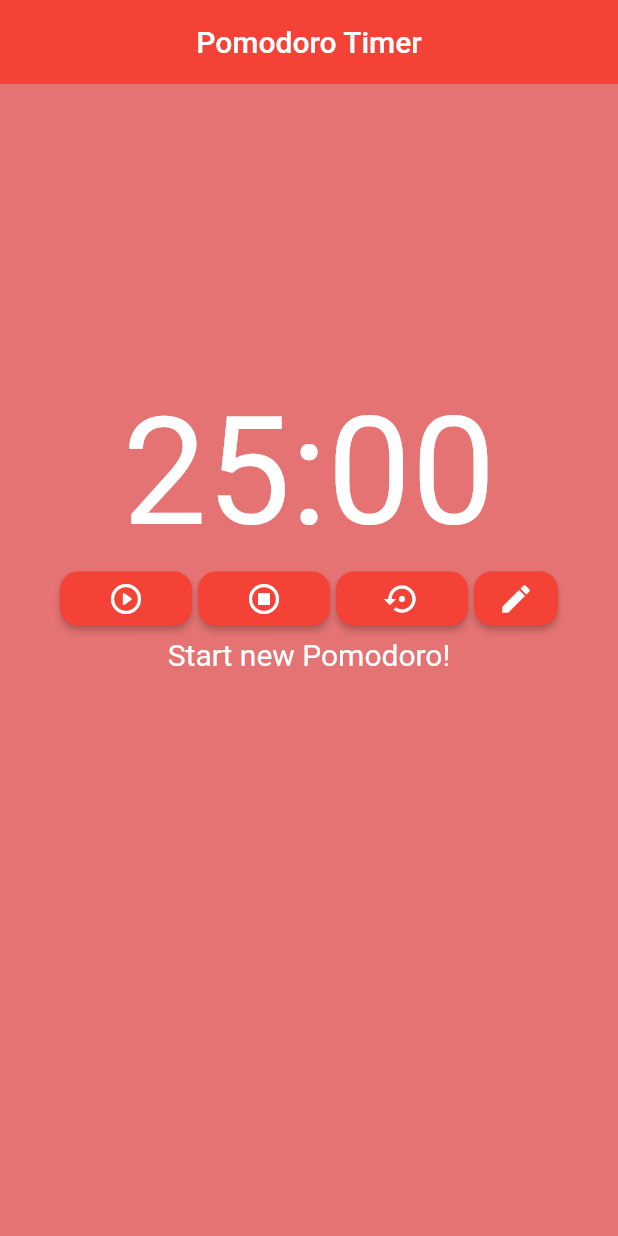
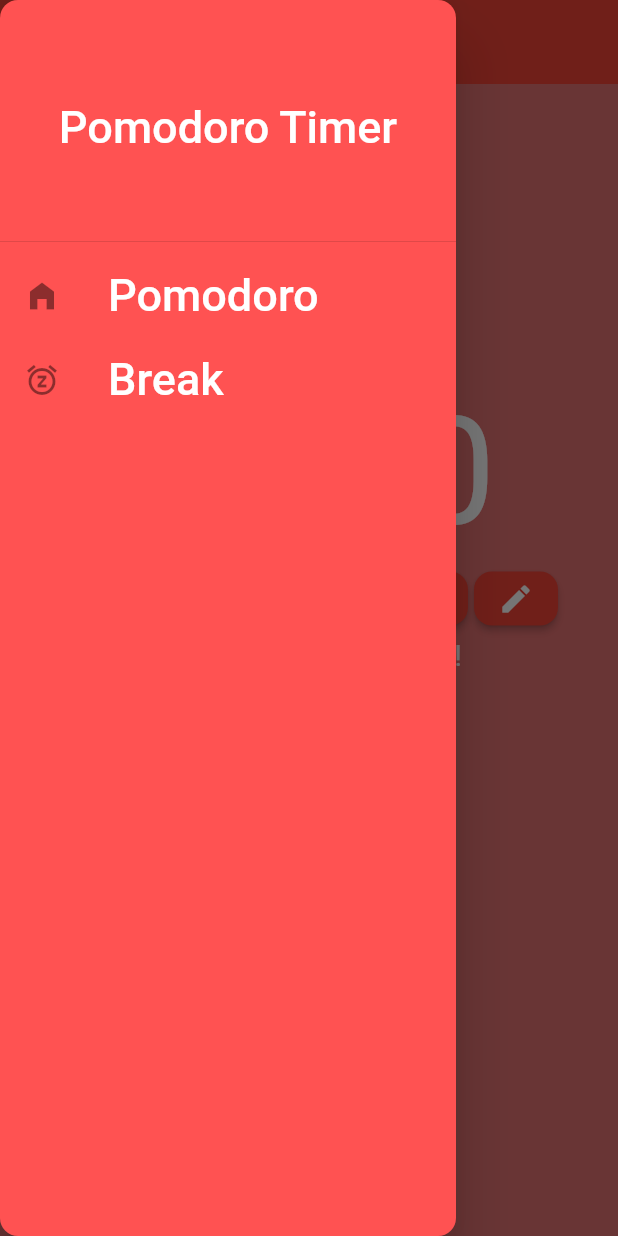
Before and after one commit to erbergli/pomodoro_app, a Flutter app: the screen it shows after launch, with the side drawer open (before the commit the screen has no drawer), on a phone screen of 412 x 824 dp. Run offline on Flutter 3.47's test engine with Material 2 defaults, Android fonts, the phone set to English and light mode, and no system bars; our stand-ins replace audioplayers, google_fonts; missing offline and left inert: dart:ffi; Roboto replaces fonts that are missing (Rowdies).

Commit message:
added shit

```diff
--- a/lib/main.dart
+++ b/lib/main.dart
@@ -1,12 +1,14 @@
 import 'dart:async';
 import 'dart:io';
 
+import 'package:audioplayers/audioplayers.dart';
 import 'package:flutter/material.dart';
 import 'package:flutter/services.dart';
 import 'package:google_fonts/google_fonts.dart';
 import 'package:pomodoro_app/break_page.dart';
 import 'package:pomodoro_app/dialog_box_edit.dart';
 import 'package:pomodoro_app/mainButtons.dart';
+import 'package:pomodoro_app/menu_drawer.dart';
 
 void main() {
   // sets the preferred orientation as to not be able to enter landscape mode
@@ -29,7 +31,7 @@ class MyApp extends StatelessWidget {
       theme: ThemeData(
         primarySwatch: Colors.red,
       ),
-      home: const MainPage(),
+      home: MainPage(),
     );
   }
 }
@@ -46,8 +48,11 @@ class _MainPageState extends State<MainPage> {
   DialogBox _dialogBox = DialogBox(setTimer: (() {}));
   int _timeLeftSeconds = 0;
   int _timeLeftMinutes = 25;
-  final String _initialText = "Start new Pomodoro!";
-  String _promptText = "Start new Pomodoro!";
+  final String _initialText = "Start a new Pomodoro!";
+  String _promptText = "Start a new Pomodoro!";
+
+
+
   // To start the timer
   void _startPomodoroTimer() {
     if (!_timer.isActive) {
@@ -63,7 +68,13 @@ class _MainPageState extends State<MainPage> {
           });
         }
         if (_timeLeftMinutes == 0 && _timeLeftSeconds == 0) {
-          timer.cancel();
+          final player = AudioCache();
+          player.play("audio/alarm.mp3");
+          setState(() {
+            _timer.cancel();
+            _timeLeftMinutes = 25;
+            _timeLeftSeconds = 0;
+          });
           _takeBreak();
         }
       });
@@ -129,7 +140,9 @@ class _MainPageState extends State<MainPage> {
             textStyle: TextStyle(color: Colors.white),
           ),
         ),
+
       ),
+      drawer: MenuDrawer(),
       body: Center(
         child: Container(
           child: Column(
--- /dev/null
+++ b/lib/menu_drawer.dart
@@ -0,0 +1,46 @@
+import 'package:flutter/material.dart';
+import 'package:flutter/src/widgets/container.dart';
+import 'package:flutter/src/widgets/framework.dart';
+import 'package:google_fonts/google_fonts.dart';
+import 'package:pomodoro_app/break_page.dart';
+import 'package:pomodoro_app/main.dart';
+
+class MenuDrawer extends StatelessWidget {
+  final _style = GoogleFonts.rowdies(textStyle: TextStyle(color: Colors.white, fontSize: 30,));
+  MenuDrawer({super.key});
+
+  @override
+  Widget build(BuildContext context) {
+    return Drawer(
+      backgroundColor: Colors.redAccent,
+      shape: RoundedRectangleBorder(borderRadius: BorderRadius.circular(12)),
+      child: ListView(
+        children: [
+          DrawerHeader(
+            child: Center(
+              child: Text(
+                "Pomodoro Timer",
+                style: _style
+                ),
+              ),
+            ),
+          ListTile(
+            leading: Icon(Icons.home_filled),
+            title: Text("Pomodoro", style: _style,),
+            // Check if timer is running before doing this
+            onTap: () {
+              Navigator.of(context).push(MaterialPageRoute(builder: ((context) => MainPage())));
+            },
+          ),
+          ListTile(
+            leading: Icon(Icons.snooze),
+            title: Text("Break", style: _style,),
+            onTap: () {
+              Navigator.of(context).push(MaterialPageRoute(builder: ((context) => BreakPage())));
+            },
+          ),
+          ],
+          )
+      );
+  }
+}
```
Also changed, not shown: lib/break_page.dart (+35 -5 lines), pubspec.yaml (+5 -2 lines), pubspec.lock, 6 other files.
